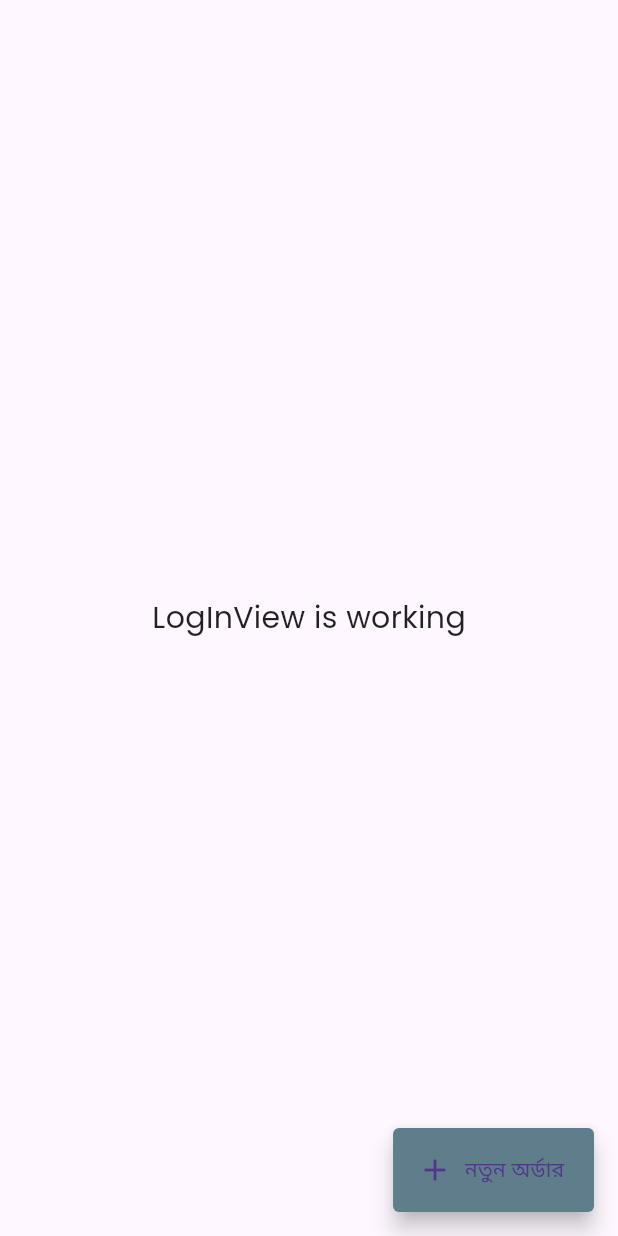
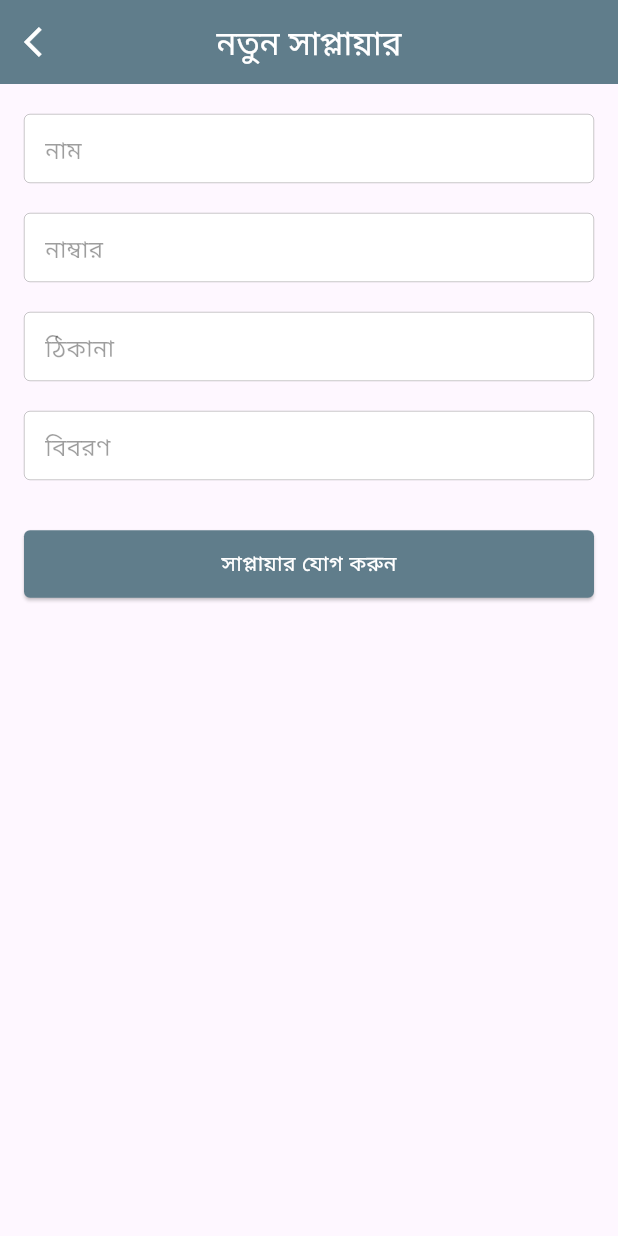
Before and after one commit to AsfaqueAhmed/my_manager, a Flutter app: the AddEditSupplierView screen opened by its route, on a phone screen of 412 x 824 dp. Run offline on Flutter 3.47's test engine with Material 2 defaults, Android fonts, the phone set to English and light mode, and no system bars; our stand-ins replace cloud_firestore, firebase_core, get, get_storage, google_fonts, image_picker; accounts and stored records are empty.

Commit message:
Customer list and add edit working

```diff
--- a/lib/models/customer.dart
+++ b/lib/models/customer.dart
@@ -27,6 +27,7 @@ class Customer {
     )..id = json['id'];
   }
 
+
   Map<String, dynamic> toJson() => {
         'title': name,
         'details': details,
--- a/lib/models/source.dart
+++ b/lib/models/supplier.dart
@@ -1,34 +1,38 @@
 import 'package:my_manager/models/raw_sari.dart';
 import 'package:uuid/uuid.dart';
 
-class Source {
+class Supplier {
   String id = const Uuid().v4();
-  String title;
+  String name;
   String? details;
+  String? address;
   String? mobileNumber;
   List<String>? images;
 
-  Source({
-    required this.title,
+  Supplier({
+    required this.name,
     this.details,
     this.images,
     this.mobileNumber,
+    this.address,
   });
 
-  factory Source.fromJson({required Map<String, dynamic> json}) {
-    return Source(
-      title: json['title'],
+  factory Supplier.fromJson({required Map<String, dynamic> json}) {
+    return Supplier(
+      name: json['title'],
       details: json['details'],
+      address: json['address'],
       mobileNumber: json['mobileNumber'],
       images: json['images'] as List<String>?,
     )..id = json['id'];
   }
 
   Map<String, dynamic> toJson() => {
-        'title': title,
+        'title': name,
         'details': details,
         'images': images,
         'mobileNumber': mobileNumber,
+        'address': address,
         'id': id,
       };
 }
--- a/lib/models/supply.dart
+++ b/lib/models/supply.dart
@@ -1,11 +1,11 @@
 import 'package:my_manager/models/raw_sari.dart';
-import 'package:my_manager/models/source.dart';
+import 'package:my_manager/models/supplier.dart';
 import 'package:uuid/uuid.dart';
 
 class Supply {
   String id = const Uuid().v4();
   String title;
-  Source? source;
+  Supplier? source;
   DateTime? orderDate;
   DateTime? receiveDate;
   bool received = false;
@@ -26,7 +26,7 @@ class Supply {
     return Supply(
       title: json['title'],
       source: json['source'] is Map<String, dynamic>
-          ? Source.fromJson(json: json['source'])
+          ? Supplier.fromJson(json: json['source'])
           : null,
       orderDate: json['orderDate'] is int
           ? DateTime.fromMillisecondsSinceEpoch(json['orderDate'])
--- a/lib/routes.dart
+++ b/lib/routes.dart
@@ -3,6 +3,7 @@ import 'package:my_manager/screens/customer/views/add_edit_customer_view.dart';
 import 'package:my_manager/screens/customer/views/customer_view.dart';
 import 'package:my_manager/screens/home/bindings/home_binding.dart';
 import 'package:my_manager/screens/home/views/home_view.dart';
+import 'package:my_manager/screens/raw_sari/views/add_edit_raw_sari_view.dart';
 import 'package:my_manager/screens/supplier/views/add_edit_supplier_view.dart';
 import 'package:my_manager/screens/supplier/views/supplier_view.dart';
 
@@ -13,6 +14,7 @@ abstract class Routes {
   static const addEditCustomer = "/add-customer";
   static const supplierList = "/supplier-list";
   static const addEditSupplier = "/add-supplier";
+  static const addEditRawSari = "/add-raw-sari";
 }
 
 abstract class Pages {
@@ -38,5 +40,9 @@ abstract class Pages {
       name: Routes.addEditSupplier,
       page: () => AddEditSupplierView(),
     ),
+    GetPage(
+      name: Routes.addEditRawSari,
+      page: () => AddEditRawSariView(),
+    ),
   ];
 }
--- a/lib/screens/customer/views/customer_view.dart
+++ b/lib/screens/customer/views/customer_view.dart
@@ -6,7 +6,7 @@ import 'package:my_manager/widget/empty_list.dart';
 import '../controllers/customer_controller.dart';
 
 class CustomerView extends StatelessWidget {
-  final CustomerController controller = Get.put(CustomerController());
+  final CustomerController controller = Get.find<CustomerController>();
 
   CustomerView({Key? key}) : super(key: key);
 
--- a/lib/screens/raw_sari/controllers/raw_sari_controller.dart
+++ b/lib/screens/raw_sari/controllers/raw_sari_controller.dart
@@ -1,5 +1,8 @@
 import 'package:get/get.dart';
+import 'package:my_manager/routes.dart';
 
 class RawSariController extends GetxController {
-  void addNew() {}
+  void navigateToAddRawSari() {
+    Get.toNamed(Routes.addEditRawSari);
+  }
 }
--- a/lib/screens/raw_sari/views/raw_sari_view.dart
+++ b/lib/screens/raw_sari/views/raw_sari_view.dart
@@ -4,7 +4,7 @@ import 'package:get/get.dart';
 import '../controllers/raw_sari_controller.dart';
 
 class RawSariView extends StatelessWidget {
-  final RawSariController controller = Get.put(RawSariController());
+  final RawSariController controller = Get.find<RawSariController>();
 
   RawSariView({Key? key}) : super(key: key);
 
@@ -24,7 +24,7 @@ class RawSariView extends StatelessWidget {
   _floatingActionButton() {
     return FloatingActionButton.extended(
       shape: RoundedRectangleBorder(borderRadius: BorderRadius.circular(4)),
-      onPressed: controller.addNew,
+      onPressed: controller.navigateToAddRawSari,
       label: const Text(
         'নতুন শাড়ি',
       ),
--- a/lib/screens/supplier/views/add_edit_supplier_view.dart
+++ b/lib/screens/supplier/views/add_edit_supplier_view.dart
@@ -1,34 +1,56 @@
 import 'package:flutter/material.dart';
 import 'package:get/get.dart';
-
-import '../controllers/supplier_controller.dart';
+import 'package:my_manager/screens/supplier/controllers/add_edit_supplier_controller.dart';
+import 'package:my_manager/widget/custom_buttom.dart';
+import 'package:my_manager/widget/text_input_widget.dart';
 
 class AddEditSupplierView extends StatelessWidget {
-  final SupplierController controller = Get.put(SupplierController());
+  final AddEditSupplierController controller =
+      Get.put(AddEditSupplierController());
 
   AddEditSupplierView({Key? key}) : super(key: key);
 
   @override
   Widget build(BuildContext context) {
     return Scaffold(
-      body: const Center(
-        child: Text(
-          'LogInView is working',
-          style: TextStyle(fontSize: 20),
+      appBar: AppBar(
+        title: const Text("নতুন সাপ্লায়ার"),
+        leading: IconButton(
+          icon: const Icon(Icons.arrow_back_ios),
+          color: Colors.white,
+          onPressed: () => Get.back(),
         ),
       ),
-      floatingActionButton: _floatingActionButton(),
-    );
-  }
-
-  _floatingActionButton() {
-    return FloatingActionButton.extended(
-      shape: RoundedRectangleBorder(borderRadius: BorderRadius.circular(4)),
-      onPressed: controller.addNew,
-      label: const Text(
-        'নতুন অর্ডার',
+      body: ListView(
+        padding: const EdgeInsets.symmetric(horizontal: 16, vertical: 20),
+        children: [
+          TextInputWidget(
+            hint: "নাম",
+            controller: controller.numberController,
+          ),
+          const SizedBox(height: 20),
+          TextInputWidget(
+            hint: "নাম্বার",
+            controller: controller.numberController,
+          ),
+          const SizedBox(height: 20),
+          TextInputWidget(
+            hint: "ঠিকানা",
+            controller: controller.addressController,
+          ),
+          const SizedBox(height: 20),
+          TextInputWidget(
+            hint: "বিবরণ",
+            controller: controller.detailsController,
+          ),
+          const SizedBox(height: 32),
+          CustomButton(
+            onPressed: controller.save,
+            buttonText: "সাপ্লায়ার যোগ করুন",
+            textColor: Colors.white,
+          )
+        ],
       ),
-      icon: const Icon(Icons.add),
     );
   }
 }
--- /dev/null
+++ b/lib/services/supplier_service.dart
@@ -0,0 +1,21 @@
+import 'package:cloud_firestore/cloud_firestore.dart';
+import 'package:my_manager/models/customer.dart';
+import 'package:my_manager/models/supplier.dart';
+
+class SupplierService {
+  static SupplierService? _instance;
+
+  var collection = FirebaseFirestore.instance.collection("supplier");
+
+  factory SupplierService() {
+    _instance ??= SupplierService._();
+
+    return _instance!;
+  }
+
+  SupplierService._();
+
+  addSupplier(Supplier supplier) async{
+    await collection.doc(supplier.id).set(supplier.toJson());
+  }
+}
```
Also changed, not shown: lib/models/raw_sari.dart (+7 -3 lines), lib/screens/home/bindings/home_binding.dart (+6 -2 lines), lib/screens/raw_sari/controllers/add_edit_raw_sari_controller.dart (added, +61 -0 lines), lib/screens/raw_sari/views/add_edit_raw_sari_view.dart (added, +74 -0 lines), lib/screens/supplier/controllers/add_edit_supplier_controller.dart (added, +60 -0 lines), lib/screens/supplier/controllers/supplier_controller.dart (+32 -1 lines), lib/screens/supplier/views/supplier_view.dart (+48 -16 lines).
